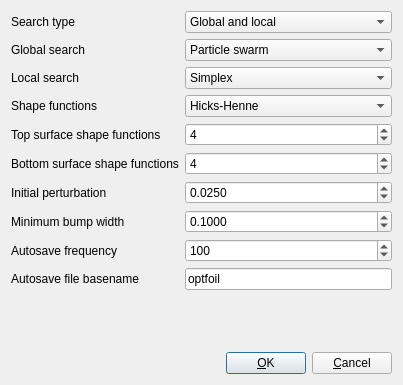
This is ui/optimizationsettings.ui in montagdude/Xoptfoil as Qt 5 draws it before an edit. The edited form follows.
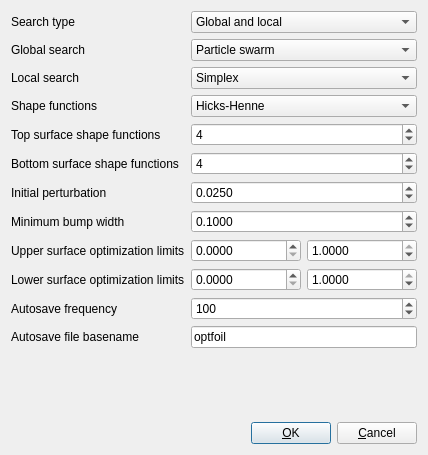
This is the edited form.

Commit message: Add optimization limits settings

What changed in the file:
```diff
--- a/ui/optimizationsettings.ui
+++ b/ui/optimizationsettings.ui
@@ -6,8 +6,8 @@
    <rect>
     <x>0</x>
     <y>0</y>
-    <width>403</width>
-    <height>385</height>
+    <width>428</width>
+    <height>455</height>
    </rect>
   </property>
   <property name="windowTitle">
@@ -182,6 +182,113 @@
       </widget>
      </item>
      <item row="8" column="0">
+      <widget class="QLabel" name="label_11">
+       <property name="text">
+        <string>Upper surface optimization limits</string>
+       </property>
+      </widget>
+     </item>
+     <item row="8" column="1">
+      <layout class="QHBoxLayout" name="horizontalLayout">
+       <property name="sizeConstraint">
+        <enum>QLayout::SetDefaultConstraint</enum>
+       </property>
+       <item>
+        <widget class="QDoubleSpinBox" name="ulLimitBox">
+         <property name="sizePolicy">
+          <sizepolicy hsizetype="Minimum" vsizetype="Minimum">
+           <horstretch>0</horstretch>
+           <verstretch>0</verstretch>
+          </sizepolicy>
+         </property>
+         <property name="decimals">
+          <number>4</number>
+         </property>
+         <property name="maximum">
+          <double>1.000000000000000</double>
+         </property>
+         <property name="singleStep">
+          <double>0.050000000000000</double>
+         </property>
+        </widget>
+       </item>
+       <item>
+        <widget class="QDoubleSpinBox" name="urLimitBox">
+         <property name="sizePolicy">
+          <sizepolicy hsizetype="Minimum" vsizetype="Minimum">
+           <horstretch>0</horstretch>
+           <verstretch>0</verstretch>
+          </sizepolicy>
+         </property>
+         <property name="decimals">
+          <number>4</number>
+         </property>
+         <property name="maximum">
+          <double>1.000000000000000</double>
+         </property>
+         <property name="singleStep">
+          <double>0.050000000000000</double>
+         </property>
+         <property name="value">
+          <double>1.000000000000000</double>
+         </property>
+        </widget>
+       </item>
+      </layout>
+     </item>
+     <item row="9" column="0">
+      <widget class="QLabel" name="label_12">
+       <property name="text">
+        <string>Lower surface optimization limits</string>
+       </property>
+      </widget>
+     </item>
+     <item row="9" column="1">
+      <layout class="QHBoxLayout" name="horizontalLayout_3">
+       <item>
+        <widget class="QDoubleSpinBox" name="llLimitBox">
+         <property name="sizePolicy">
+          <sizepolicy hsizetype="Minimum" vsizetype="Minimum">
+           <horstretch>0</horstretch>
+           <verstretch>0</verstretch>
+          </sizepolicy>
+         </property>
+         <property name="decimals">
+          <number>4</number>
+         </property>
+         <property name="maximum">
+          <double>1.000000000000000</double>
+         </property>
+         <property name="singleStep">
+          <double>0.050000000000000</double>
+         </property>
+        </widget>
+       </item>
+       <item>
+        <widget class="QDoubleSpinBox" name="lrLimitBox">
+         <property name="sizePolicy">
+          <sizepolicy hsizetype="Minimum" vsizetype="Minimum">
+           <horstretch>0</horstretch>
+           <verstretch>0</verstretch>
+          </sizepolicy>
+         </property>
+         <property name="decimals">
+          <number>4</number>
+         </property>
+         <property name="maximum">
+          <double>1.000000000000000</double>
+         </property>
+         <property name="singleStep">
+          <double>0.050000000000000</double>
+         </property>
+         <property name="value">
+          <double>1.000000000000000</double>
+         </property>
+        </widget>
+       </item>
+      </layout>
+     </item>
+     <item row="10" column="0">
       <widget class="QLabel" name="label_9">
        <property name="toolTip">
         <string>&lt;html&gt;&lt;head/&gt;&lt;body&gt;&lt;p&gt;Data will automatically be written every N number of iterations&lt;/p&gt;&lt;/body&gt;&lt;/html&gt;</string>
@@ -191,7 +298,7 @@
        </property>
       </widget>
      </item>
-     <item row="8" column="1">
+     <item row="10" column="1">
       <widget class="QSpinBox" name="autosaveBox">
        <property name="maximum">
         <number>10000</number>
@@ -201,7 +308,7 @@
        </property>
       </widget>
      </item>
-     <item row="9" column="0">
+     <item row="11" column="0">
       <widget class="QLabel" name="label_10">
        <property name="toolTip">
         <string>&lt;html&gt;&lt;head/&gt;&lt;body&gt;&lt;p&gt;Basename for autosave files written during optimization&lt;/p&gt;&lt;/body&gt;&lt;/html&gt;</string>
@@ -211,7 +318,7 @@
        </property>
       </widget>
      </item>
-     <item row="9" column="1">
+     <item row="11" column="1">
       <widget class="QLineEdit" name="basenameEdit">
        <property name="text">
         <string>optfoil</string>
@@ -228,7 +335,7 @@
      <property name="sizeHint" stdset="0">
       <size>
        <width>20</width>
-       <height>40</height>
+       <height>0</height>
       </size>
      </property>
     </spacer>
```
The commit also changes 2 other files.
